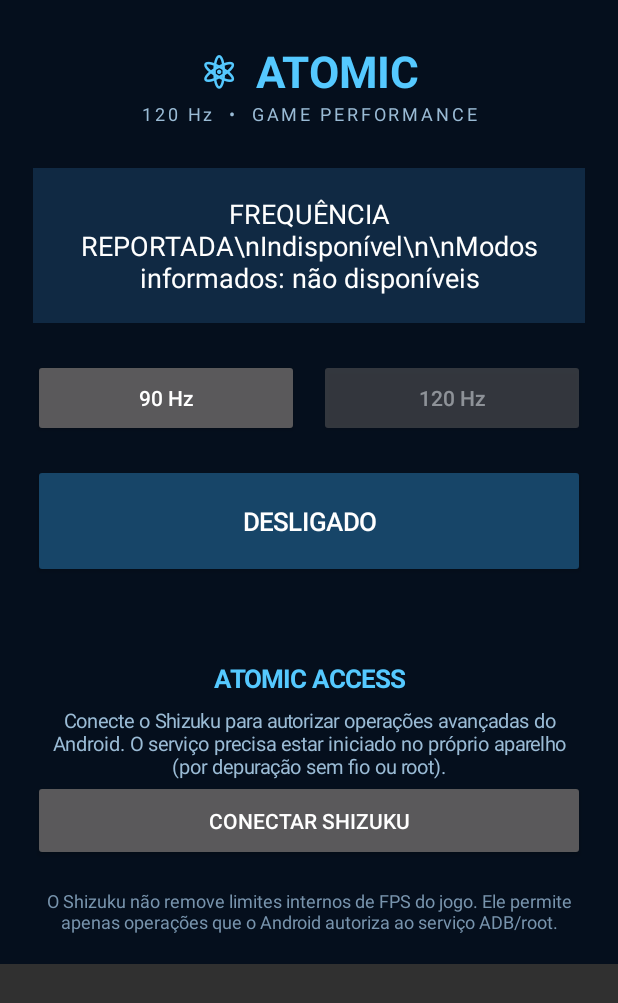
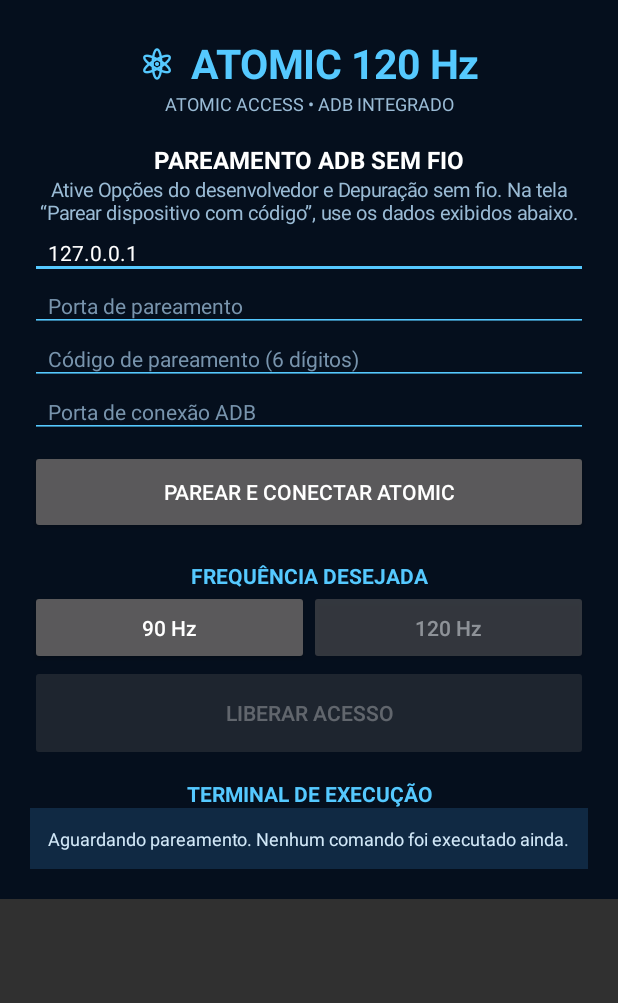
Before and after one commit to binhozer09/Atomic-120-Hz, an Android app: the screen it shows after launch (MainActivity), on a phone screen of 412 x 824 dp. Shown: the top 1003 px of the screen. Run offline under Robolectric (Android 15) with nearby library versions, the phone set to English and light mode, and no system bars; libraries missing offline, so code that uses them is left out: com.flyfishxu.kadb.

Commit message:
Replace Shizuku flow with Atomic-owned ADB pairing prototype

```diff
--- a/app/src/main/java/com/atomic120hz/MainActivity.kt
+++ b/app/src/main/java/com/atomic120hz/MainActivity.kt
@@ -2,52 +2,45 @@ package com.atomic120hz
 
 import android.app.Activity
 import android.os.Bundle
+import android.graphics.Color
 import android.view.Gravity
 import android.view.View
 import android.widget.Button
+import android.widget.EditText
 import android.widget.LinearLayout
 import android.widget.ScrollView
 import android.widget.TextView
 import android.content.res.ColorStateList
-import android.graphics.Color
-import android.content.pm.PackageManager
-import rikka.shizuku.Shizuku
+import android.text.InputType
+import com.flyfishxu.kadb.Kadb
+import kotlinx.coroutines.runBlocking
+import kotlin.concurrent.thread
 
 class MainActivity : Activity() {
-    private var selectedHz = 90f
-    private var enabled = false
-    private lateinit var status: TextView
-    private lateinit var detected: TextView
-    private lateinit var toggle: Button
+    private var selectedHz = 90
+    private var adbReady = false
+    private var busy = false
+    private var adb: Kadb? = null
+    private lateinit var hostInput: EditText
+    private lateinit var pairPortInput: EditText
+    private lateinit var codeInput: EditText
+    private lateinit var connectPortInput: EditText
+    private lateinit var logView: TextView
+    private lateinit var pairButton: Button
+    private lateinit var modeButton: Button
     private lateinit var hz90: Button
     private lateinit var hz120: Button
-    private lateinit var shizukuButton: Button
-    private val shizukuRequestCode = 12090
-    private val shizukuPermissionListener = Shizuku.OnRequestPermissionResultListener { requestCode, grantResult ->
-        if (requestCode == shizukuRequestCode) {
-            runOnUiThread {
-                if (grantResult == PackageManager.PERMISSION_GRANTED) {
-                    status.text = "Atomic Access autorizado pelo Shizuku. Agora você pode tentar ativar o modo selecionado."
-                    shizukuButton.text = "SHIZUKU AUTORIZADO"
-                } else {
-                    status.text = "Autorização do Shizuku negada. Você pode solicitar novamente."
-                }
-            }
-        }
-    }
 
     override fun onCreate(savedInstanceState: Bundle?) {
         super.onCreate(savedInstanceState)
         window.statusBarColor = Color.rgb(5, 15, 29)
         window.navigationBarColor = Color.rgb(5, 15, 29)
-        Shizuku.addRequestPermissionResultListener(shizukuPermissionListener)
         buildUi()
-        refreshDisplayInfo()
-        updateShizukuStatus()
     }
 
     override fun onDestroy() {
-        Shizuku.removeRequestPermissionResultListener(shizukuPermissionListener)
+        adb?.close()
+        adb = null
         super.onDestroy()
     }
 
@@ -55,236 +48,207 @@ class MainActivity : Activity() {
         val root = LinearLayout(this).apply {
             orientation = LinearLayout.VERTICAL
             gravity = Gravity.CENTER_HORIZONTAL
-            setPadding(dp(22), dp(28), dp(22), dp(20))
+            setPadding(dp(20), dp(24), dp(20), dp(20))
             setBackgroundColor(Color.rgb(5, 15, 29))
         }
-        root.addView(TextView(this).apply {
-            text = "⚛  ATOMIC"
-            textSize = 29f
-            setTextColor(0xFF55C9FF.toInt())
-            gravity = Gravity.CENTER
-            typeface = android.graphics.Typeface.DEFAULT_BOLD
-        }, match())
-        root.addView(TextView(this).apply {
-            text = "120 Hz  •  GAME PERFORMANCE"
+        root.addView(label("⚛  ATOMIC 120 Hz", 27f, 0xFF55C9FF.toInt(), true), match())
+        root.addView(label("ATOMIC ACCESS • ADB INTEGRADO", 12f, 0xFF9ABBD5.toInt()), match())
+        root.addView(space(18))
+        root.addView(label("PAREAMENTO ADB SEM FIO", 16f, Color.WHITE, true), match())
+        root.addView(label("Ative Opções do desenvolvedor e Depuração sem fio. Na tela “Parear dispositivo com código”, use os dados exibidos abaixo.", 13f, 0xFF9ABBD5.toInt()), match())
+        hostInput = field("IP do próprio aparelho (normalmente 127.0.0.1)", "127.0.0.1", InputType.TYPE_CLASS_TEXT)
+        pairPortInput = field("Porta de pareamento", "", InputType.TYPE_CLASS_NUMBER)
+        codeInput = field("Código de pareamento (6 dígitos)", "", InputType.TYPE_CLASS_NUMBER)
+        connectPortInput = field("Porta de conexão ADB", "", InputType.TYPE_CLASS_NUMBER)
+        root.addView(hostInput, match())
+        root.addView(pairPortInput, match())
+        root.addView(codeInput, match())
+        root.addView(connectPortInput, match())
+        root.addView(space(8))
+        pairButton = Button(this).apply {
+            text = "PAREAR E CONECTAR ATOMIC"
+            isAllCaps = false
+            setOnClickListener { pairAndConnect() }
+        }
+        root.addView(pairButton, LinearLayout.LayoutParams(-1, dp(56)))
+        root.addView(space(18))
+        root.addView(label("FREQUÊNCIA DESEJADA", 14f, 0xFF55C9FF.toInt(), true), match())
+        val choices = LinearLayout(this).apply { orientation = LinearLayout.HORIZONTAL }
+        hz90 = Button(this).apply { text = "90 Hz"; isAllCaps = false; setOnClickListener { selectedHz = 90; updateChoices() } }
+        hz120 = Button(this).apply { text = "120 Hz"; isAllCaps = false; setOnClickListener { selectedHz = 120; updateChoices() } }
+        choices.addView(hz90, LinearLayout.LayoutParams(0, dp(50), 1f))
+        choices.addView(hz120, LinearLayout.LayoutParams(0, dp(50), 1f))
+        root.addView(choices, match())
+        modeButton = Button(this).apply {
+            text = "LIBERAR ACESSO"
+            isAllCaps = false
+            isEnabled = false
+            setOnClickListener { applyRefreshRate() }
+        }
+        root.addView(modeButton, LinearLayout.LayoutParams(-1, dp(64)))
+        root.addView(space(12))
+        root.addView(label("TERMINAL DE EXECUÇÃO", 14f, 0xFF55C9FF.toInt(), true), match())
+        logView = TextView(this).apply {
+            text = "Aguardando pareamento. Nenhum comando foi executado ainda."
             textSize = 12f
-            letterSpacing = .16f
-            setTextColor(0xFF9ABBD5.toInt())
-            gravity = Gravity.CENTER
-        }, match())
-        root.addView(space(28))
-        detected = TextView(this).apply {
-            textSize = 18f
-            gravity = Gravity.CENTER
-            setTextColor(Color.WHITE)
-            setPadding(dp(12), dp(18), dp(12), dp(18))
+            setTextColor(0xFFD2E8F8.toInt())
+            setPadding(dp(12), dp(12), dp(12), dp(12))
             setBackgroundColor(0xFF102943.toInt())
         }
-        root.addView(detected, match())
-        root.addView(space(24))
-        val choices = LinearLayout(this).apply { orientation = LinearLayout.HORIZONTAL; gravity = Gravity.CENTER }
-        hz90 = choiceButton("90 Hz") { choose(90f) }
-        hz120 = choiceButton("120 Hz") { choose(120f) }
-        choices.addView(hz90, LinearLayout.LayoutParams(0, dp(52), 1f).apply { marginEnd = dp(7) })
-        choices.addView(hz120, LinearLayout.LayoutParams(0, dp(52), 1f).apply { marginStart = dp(7) })
-        root.addView(choices, match())
-        root.addView(space(18))
-        toggle = Button(this).apply {
-            text = "DESLIGADO"
-            textSize = 17f
-            isAllCaps = false
-            setTextColor(Color.WHITE)
-            backgroundTintList = ColorStateList.valueOf(0xFF174568.toInt())
-            setOnClickListener { if (enabled) disableMode() else enableMode() }
-        }
-        root.addView(toggle, LinearLayout.LayoutParams(LinearLayout.LayoutParams.MATCH_PARENT, dp(76)))
-        root.addView(space(14))
-        status = TextView(this).apply {
-            textSize = 14f
-            gravity = Gravity.CENTER
-            setTextColor(0xFF9ABBD5.toInt())
-        }
-        root.addView(status, match())
-        root.addView(space(22))
-        root.addView(TextView(this).apply {
-            text = "ATOMIC ACCESS"
-            textSize = 17f
-            gravity = Gravity.CENTER
-            setTextColor(0xFF55C9FF.toInt())
-            typeface = android.graphics.Typeface.DEFAULT_BOLD
-        }, match())
-        root.addView(space(8))
-        root.addView(TextView(this).apply {
-            text = "Conecte o Shizuku para autorizar operações avançadas do Android. O serviço precisa estar iniciado no próprio aparelho (por depuração sem fio ou root)."
-            textSize = 13f
-            gravity = Gravity.CENTER
-            setTextColor(0xFF9ABBD5.toInt())
-        }, match())
-        shizukuButton = Button(this).apply {
-            text = "CONECTAR SHIZUKU"
-            isAllCaps = false
-            setOnClickListener { connectShizuku() }
-        }
-        root.addView(shizukuButton, LinearLayout.LayoutParams(LinearLayout.LayoutParams.MATCH_PARENT, dp(54)))
-        root.addView(space(18))
-        root.addView(TextView(this).apply {
-            text = "O Shizuku não remove limites internos de FPS do jogo. Ele permite apenas operações que o Android autoriza ao serviço ADB/root."
-            textSize = 12f
-            gravity = Gravity.CENTER
-            setTextColor(0xFF7894AD.toInt())
-        }, match())
+        root.addView(logView, match())
         setContentView(ScrollView(this).apply { addView(root) })
-        updateButtons()
+        updateChoices()
     }
 
-    private fun connectShizuku() {
-        try {
-            if (!Shizuku.pingBinder()) {
-                val launch = packageManager.getLaunchIntentForPackage("moe.shizuku.privileged.api")
-                if (launch != null) startActivity(launch)
-                else startActivity(android.content.Intent(android.content.Intent.ACTION_VIEW, android.net.Uri.parse("https://shizuku.rikka.app/download/")))
-                status.text = "Abra o Shizuku, inicie o serviço por Depuração sem fio e volte ao Atomic."
-                return
-            }
-            if (Shizuku.checkSelfPermission() == PackageManager.PERMISSION_GRANTED) {
-                updateShizukuStatus()
-            } else {
-                Shizuku.requestPermission(shizukuRequestCode)
-            }
-        } catch (e: Exception) {
-            status.text = "Não foi possível conectar ao Shizuku: ${e.message}"
-        }
-    }
-
-    private fun updateShizukuStatus() {
-        try {
-            val active = Shizuku.pingBinder()
-            val granted = active && Shizuku.checkSelfPermission() == PackageManager.PERMISSION_GRANTED
-            shizukuButton.text = when {
-                granted -> "SHIZUKU AUTORIZADO"
-                active -> "AUTORIZAR ATOMIC NO SHIZUKU"
-                else -> "CONECTAR SHIZUKU"
-            }
-            if (granted) status.text = "Shizuku conectado e autorizado."
-            else if (!active) status.text = "Shizuku não está iniciado. Inicie-o por Depuração sem fio e volte aqui."
-        } catch (_: Exception) {
-            shizukuButton.text = "CONECTAR SHIZUKU"
-        }
-    }
-
-    private fun runShizukuCommand(command: String, onResult: (Boolean, String) -> Unit) {
-        Thread {
-            try {
-                val process = Shizuku.newProcess(arrayOf("sh", "-c", command), null, null)
-                val output = process.inputStream.bufferedReader().use { it.readText() }
-                val error = process.errorStream.bufferedReader().use { it.readText() }
-                val exit = process.waitFor()
-                runOnUiThread { onResult(exit == 0, (output + "\\n" + error).trim()) }
-            } catch (e: Exception) {
-                runOnUiThread { onResult(false, e.message ?: "Falha ao executar comando Shizuku") }
-            }
-        }.start()
-    }
-
-    private fun enableMode() {
-        try {
-            if (!Shizuku.pingBinder() || Shizuku.checkSelfPermission() != PackageManager.PERMISSION_GRANTED) {
-                status.text = "Conecte e autorize o Shizuku antes de ativar o modo global."
-                connectShizuku()
-                return
-            }
-        } catch (_: Exception) {
-            status.text = "Shizuku indisponível. Inicie o serviço e autorize o Atomic."
+    private fun pairAndConnect() {
+        if (busy) return
+        val host = hostInput.text.toString().trim()
+        val pairPort = pairPortInput.text.toString().toIntOrNull()
+        val code = codeInput.text.toString().trim()
+        val connectPort = connectPortInput.text.toString().toIntOrNull()
+        if (host.isBlank() || pairPort !in 1..65535 || connectPort !in 1..65535 || !code.matches(Regex("\\d{6}"))) {
+            appendLog("ERRO: informe IP, porta de pareamento, código de 6 dígitos e porta de conexão.")
             return
         }
-
-        val mode = window.decorView.display?.supportedModes
-            ?.filter { kotlin.math.abs(it.refreshRate - selectedHz) < 2f }
-            ?.maxByOrNull { it.refreshRate }
-
-        if (mode == null) {
-            enabled = false
-            toggle.text = "NÃO DISPONÍVEL"
-            status.text = "Este aparelho não informou um modo de ${selectedHz.toInt()} Hz compatível."
-            return
-        }
-
-        val command = "settings put system peak_refresh_rate ${selectedHz.toInt()} && settings put system min_refresh_rate ${selectedHz.toInt()} && settings get system peak_refresh_rate && settings get system min_refresh_rate"
-        status.text = "Aplicando ${selectedHz.toInt()} Hz pelo Shizuku..."
-        runShizukuCommand(command) { ok, output ->
-            if (ok) {
-                val params = window.attributes
-                params.preferredDisplayModeId = mode.modeId
-                window.attributes = params
-                enabled = true
-                toggle.text = "LIGADO"
-                toggle.backgroundTintList = ColorStateList.valueOf(0xFF087A58.toInt())
-                status.text = "Comando aceito pelo Shizuku. Retorno: ${output.ifBlank { "sem saída" }}. Confirme a frequência real no aparelho."
-                refreshDisplayInfo()
-            } else {
-                enabled = false
-                status.text = "O Shizuku executou a tentativa, mas o sistema recusou a alteração: ${output}"
+        setBusy(true)
+        appendLog("Iniciando pareamento TLS ADB…")
+        thread {
+            try {
+                runBlocking { Kadb.pair(host, pairPort!!, code) }
+                runOnUiThread { appendLog("Pareamento concluído. Abrindo conexão ADB…") }
+                val connection = Kadb.create(host, connectPort!!)
+                val check = connection.shell("echo ATOMIC_ADB_OK")
+                if (check.exitCode != 0 || !check.allOutput.contains("ATOMIC_ADB_OK")) {
+                    connection.close()
+                    throw IllegalStateException("A conexão ADB não confirmou o teste de shell: ${check.allOutput}")
+                }
+                adb?.close()
+                adb = connection
+                adbReady = true
+                runOnUiThread {
+                    appendLog("SUCESSO REAL: conexão ADB autorizada e comando de teste confirmado. UID shell ativo.")
+                    modeButton.isEnabled = true
+                    pairButton.text = "ADB CONECTADO"
+                    setBusy(false)
+                }
+            } catch (e: Exception) {
+                runOnUiThread {
+                    adbReady = false
+                    modeButton.isEnabled = false
+                    appendLog("FALHA REAL NO PAREAMENTO/CONEXÃO: ${e.message ?: e.javaClass.simpleName}")
+                    setBusy(false)
+                }
             }
         }
     }
 
-    private fun disableMode() {
-        val params = window.attributes
-        params.preferredDisplayModeId = 0
-        window.attributes = params
-        enabled = false
-        toggle.text = "DESLIGADO"
-        toggle.backgroundTintList = ColorStateList.valueOf(0xFF174568.toInt())
-        try {
-            if (Shizuku.pingBinder() && Shizuku.checkSelfPermission() == PackageManager.PERMISSION_GRANTED) {
-                runShizukuCommand("settings delete system min_refresh_rate; settings delete system peak_refresh_rate") { _, output ->
-                    status.text = "Preferências globais removidas. ${output}"
-                    refreshDisplayInfo()
+    private fun applyRefreshRate() {
+        val connection = adb
+        if (!adbReady || connection == null || busy) {
+            appendLog("ADB não está conectado. Faça o pareamento primeiro.")
+            return
+        }
+        setBusy(true)
+        thread {
+            try {
+                val prefs = getSharedPreferences("atomic_refresh_backup", MODE_PRIVATE)
+                if (!prefs.contains("peak")) {
+                    val peak = connection.shell("settings get system peak_refresh_rate").allOutput.trim()
+                    val min = connection.shell("settings get system min_refresh_rate").allOutput.trim()
+                    prefs.edit().putString("peak", peak).putString("min", min).apply()
                 }
-            } else {
-                status.text = "Preferência local removida. Shizuku não está autorizado para restaurar os limites globais."
-                refreshDisplayInfo()
+                val hz = selectedHz
+                runOnUiThread { appendLog("Aplicando solicitação de ${hz} Hz pelo ADB autorizado…") }
+                val result = connection.shell("settings put system peak_refresh_rate $hz && settings put system min_refresh_rate $hz")
+                if (result.exitCode != 0) throw IllegalStateException(result.allOutput)
+                val peakAfter = connection.shell("settings get system peak_refresh_rate").allOutput.trim()
+                val minAfter = connection.shell("settings get system min_refresh_rate").allOutput.trim()
+                if (peakAfter != hz.toString() || minAfter != hz.toString()) {
+                    throw IllegalStateException("O sistema não confirmou os valores. peak=$peakAfter; min=$minAfter")
+                }
+                runOnUiThread {
+                    appendLog("COMANDO CONFIRMADO: peak_refresh_rate=$peakAfter; min_refresh_rate=$minAfter. Isso confirma a gravação, não garante FPS do jogo.")
+                    modeButton.text = "RESTAURAR CONFIGURAÇÕES"
+                    modeButton.setOnClickListener { restoreRefreshRate() }
+                    setBusy(false)
+                }
+            } catch (e: Exception) {
+                runOnUiThread {
+                    appendLog("SISTEMA RECUSOU OU NÃO CONFIRMOU: ${e.message ?: e.javaClass.simpleName}")
+                    setBusy(false)
+                }
             }
-        } catch (_: Exception) {
-            status.text = "Preferência local removida."
-            refreshDisplayInfo()
         }
     }
 
-    private fun choose(hz: Float) {
-        selectedHz = hz
-        updateButtons()
-        status.text = "Selecionado: ${hz.toInt()} Hz. Toque em LIGAR para solicitar esse modo à tela do Atomic."
+    private fun restoreRefreshRate() {
+        val connection = adb ?: return
+        if (busy) return
+        setBusy(true)
+        thread {
+            try {
+                val prefs = getSharedPreferences("atomic_refresh_backup", MODE_PRIVATE)
+                val oldPeak = prefs.getString("peak", "null") ?: "null"
+                val oldMin = prefs.getString("min", "null") ?: "null"
+                fun restore(key: String, value: String) {
+                    require(value == "null" || value.matches(Regex("[0-9]+(\\.[0-9]+)?"))) { "Backup inválido para $key" }
+                    val cmd = if (value == "null") "settings delete system $key" else "settings put system $key $value"
+                    val response = connection.shell(cmd)
+                    check(response.exitCode == 0) { response.allOutput }
+                }
+                restore("peak_refresh_rate", oldPeak)
+                restore("min_refresh_rate", oldMin)
+                prefs.edit().clear().apply()
+                runOnUiThread {
+                    appendLog("Configurações anteriores restauradas: peak=$oldPeak; min=$oldMin.")
+                    modeButton.text = "LIBERAR ACESSO"
+                    modeButton.setOnClickListener { applyRefreshRate() }
+                    setBusy(false)
+                }
+            } catch (e: Exception) {
+                runOnUiThread {
+                    appendLog("ERRO AO RESTAURAR: ${e.message}")
+                    setBusy(false)
+                }
+            }
+        }
     }
 
-    private fun refreshDisplayInfo() {
-        val d = window.decorView.display
-        val modes = d?.supportedModes?.map { it.refreshRate.toInt().toString() }?.distinct()
-        val current = d?.refreshRate
-        detected.text = "FREQUÊNCIA REPORTADA\\n" +
-            (current?.let { it.toInt().toString() + " Hz" } ?: "Indisponível") +
-            "\\n\\nModos informados: " + (modes?.joinToString(" / ")?.plus(" Hz") ?: "não disponíveis")
+    private fun appendLog(message: String) {
+        logView.text = logView.text.toString() + "\n> " + message
     }
 
-    private fun updateButtons() {
-        hz90.alpha = if (selectedHz == 90f) 1f else .55f
-        hz120.alpha = if (selectedHz == 120f) 1f else .55f
+    private fun setBusy(value: Boolean) {
+        busy = value
+        pairButton.isEnabled = !value
+        modeButton.isEnabled = !value && adbReady
     }
 
-    private fun choiceButton(label: String, action: () -> Unit) = Button(this).apply {
-        text = label
-        isAllCaps = false
-        setOnClickListener { action() }
+    private fun updateChoices() {
+        hz90.alpha = if (selectedHz == 90) 1f else .55f
+        hz120.alpha = if (selectedHz == 120) 1f else .55f
     }
 
-    private fun space(height: Int) = View(this).apply {
-        layoutParams = LinearLayout.LayoutParams(1, dp(height))
+    private fun field(hintText: String, value: String, type: Int) = EditText(this).apply {
+        hint = hintText
+        setText(value)
+        inputType = type
+        textSize = 14f
+        setTextColor(Color.WHITE)
+        setHintTextColor(0xFF7894AD.toInt())
+        setPadding(dp(12), dp(8), dp(12), dp(8))
+        backgroundTintList = ColorStateList.valueOf(0xFF55C9FF.toInt())
     }
 
-    private fun match() = LinearLayout.LayoutParams(
-        LinearLayout.LayoutParams.MATCH_PARENT,
-        LinearLayout.LayoutParams.WRAP_CONTENT
-    )
+    private fun label(value: String, size: Float, color: Int, bold: Boolean = false) = TextView(this).apply {
+        text = value
+        textSize = size
+        setTextColor(color)
+        gravity = Gravity.CENTER
+        if (bold) typeface = android.graphics.Typeface.DEFAULT_BOLD
+    }
 
+    private fun space(height: Int) = View(this).apply { layoutParams = LinearLayout.LayoutParams(1, dp(height)) }
+    private fun match() = LinearLayout.LayoutParams(-1, LinearLayout.LayoutParams.WRAP_CONTENT)
     private fun dp(value: Int) = (value * resources.displayMetrics.density).toInt()
 }
```
